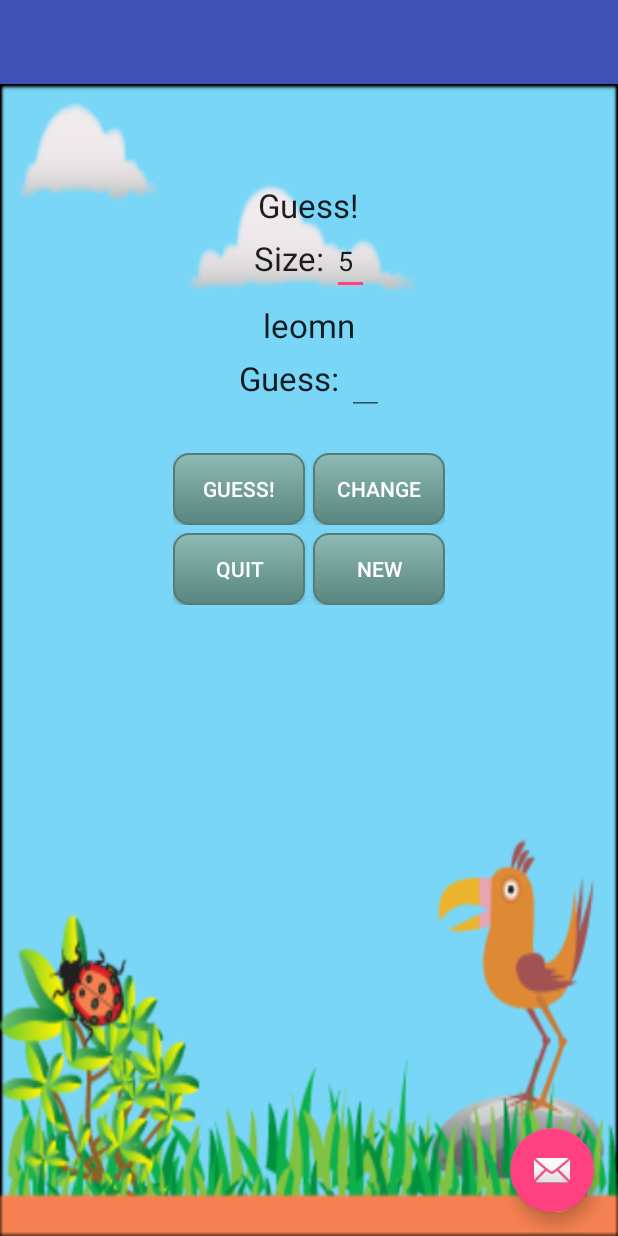
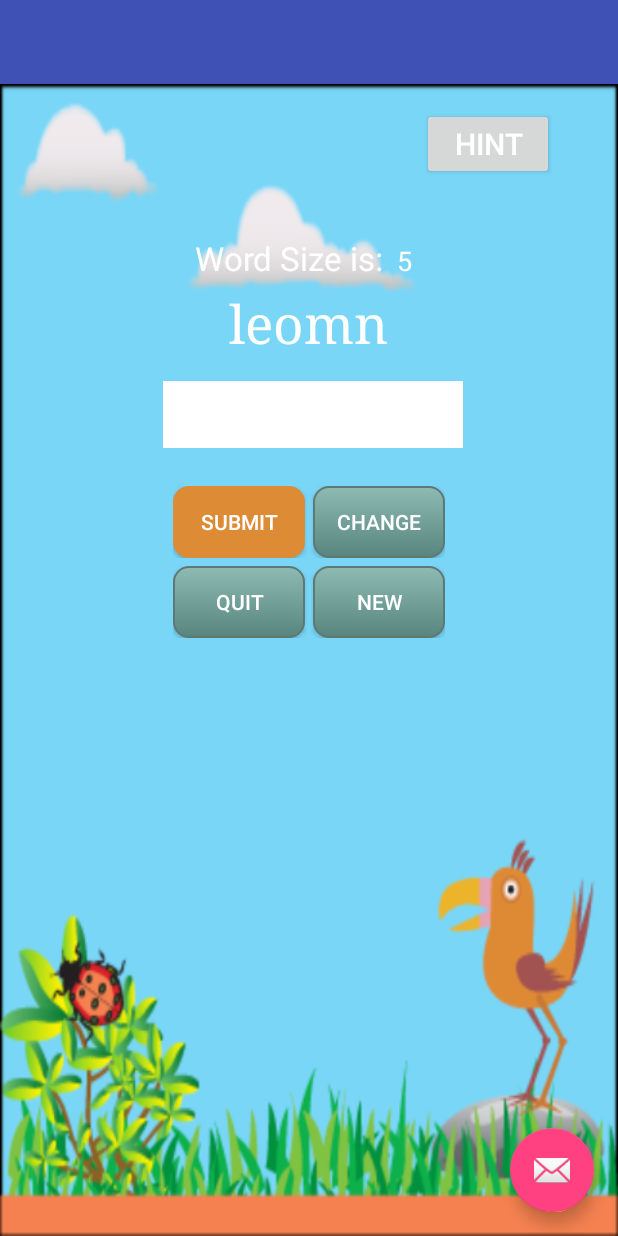
Before and after one commit to rcarswel/WordJumble, an Android app: the WordJumbleGameActivity screen opened directly, with no data from a screen before it, on a phone screen of 412 x 824 dp. Run offline under Robolectric (Android 15) with nearby library versions, the phone set to English and light mode, and no system bars.

Commit message:
adding changes to the UI design to reflect the original Mockup

```diff
--- a/app/src/main/java/edu/westga/cs6242/wordjumble/WordJumbleGameActivity.java
+++ b/app/src/main/java/edu/westga/cs6242/wordjumble/WordJumbleGameActivity.java
@@ -26,7 +26,7 @@ public class WordJumbleGameActivity extends AppCompatActivity {
 
         //Activates Display
         wordJumble = new WordJumble();
-        tvStatus = (TextView) findViewById(R.id.tvStatus);
+        //tvStatus = (TextView) findViewById(R.id.tvStatus);
         etSize = (EditText) findViewById(R.id.etSize);
         tvJumbled = (TextView) findViewById(R.id.tvJumbled);
         etGuess = (EditText) findViewById(R.id.etGuess);
@@ -120,7 +120,7 @@ public class WordJumbleGameActivity extends AppCompatActivity {
      * Loads content of view
      */
     private void newContent() {
-        tvStatus.setText(R.string.guess);
+        //tvStatus.setText(R.string.guess);
         etSize.setText(String.valueOf(wordJumble.getWordLength()));
         tvJumbled.setText(wordJumble.scramble());
         etGuess.setText("");
--- a/app/src/main/res/layout/content_word_jumble_game.xml
+++ b/app/src/main/res/layout/content_word_jumble_game.xml
@@ -13,21 +13,10 @@
     tools:context="edu.westga.cs6242.wordjumble.WordJumbleGameActivity"
     tools:showIn="@layout/activity_word_jumble_game">
 
-    <TextView
-        android:id="@+id/tvStatus"
-        android:layout_width="wrap_content"
-        android:layout_height="wrap_content"
-        android:layout_alignParentTop="true"
-        android:layout_centerHorizontal="true"
-        android:layout_marginTop="50dp"
-        android:text="@string/status"
-        android:textAppearance="?android:attr/textAppearanceLarge" />
-
     <LinearLayout
         android:id="@+id/llhSize"
         android:layout_width="wrap_content"
         android:layout_height="wrap_content"
-        android:layout_below="@id/tvStatus"
         android:layout_centerHorizontal="true"
         android:orientation="horizontal"
         android:weightSum="1">
@@ -37,7 +26,9 @@
             android:layout_width="wrap_content"
             android:layout_height="wrap_content"
             android:text="@string/size"
-            android:textAppearance="?android:attr/textAppearanceLarge" />
+            android:paddingTop="85dp"
+            android:textAppearance="?android:attr/textAppearanceLarge"
+            android:textColor="#ffffff" />
 
         <EditText
             android:id="@+id/etSize"
@@ -45,8 +36,9 @@
             android:layout_height="wrap_content"
             android:layout_marginLeft="5dp"
             android:layout_marginStart="5dp"
-            android:layout_weight="5"
-            android:inputType="number" />
+            android:layout_weight="5.59"
+            android:inputType="number"
+            android:textColor="#ffffff" />
     </LinearLayout>
 
     <TextView
@@ -54,10 +46,14 @@
         android:layout_width="wrap_content"
         android:layout_height="wrap_content"
         android:layout_below="@id/llhSize"
+        android:paddingBottom="15dp"
         android:layout_centerHorizontal="true"
         android:layout_marginTop="5dp"
         android:text="@string/jumbled"
-        android:textAppearance="?android:attr/textAppearanceLarge" />
+        android:textAppearance="?android:attr/textAppearanceLarge"
+        android:textSize="35dp"
+        android:textColor="#fefefe"
+        android:typeface="serif" />
 
     <LinearLayout
         android:id="@+id/llhGuess"
@@ -68,21 +64,21 @@
         android:orientation="horizontal"
         android:weightSum="1">
 
-        <TextView
-            android:id="@+id/tvGuess"
-            android:layout_width="wrap_content"
-            android:layout_height="wrap_content"
-            android:text="@string/guesstv"
-            android:textAppearance="?android:attr/textAppearanceLarge" />
 
         <EditText
             android:id="@+id/etGuess"
-            android:layout_width="0dp"
+            android:layout_width="200dp"
             android:layout_height="wrap_content"
             android:layout_marginLeft="5dp"
             android:layout_marginStart="5dp"
-            android:layout_weight="5"
-            android:inputType="text" />
+            android:layout_weight="2.10"
+            android:paddingTop="10dp"
+            android:textSize="25dp"
+            android:textColor="#d17d06"
+            android:inputType="text"
+            android:singleLine="false"
+            android:lines="2"
+            android:background="#ffffff" />
     </LinearLayout>
 
     <LinearLayout
@@ -109,7 +105,9 @@
                 android:background="@drawable/softbtn"
                 android:onClick="click_Guess"
                 android:text="@string/guess"
-                android:textColor="#ffffff" />
+
+                android:textColor="#ffffff"
+                android:backgroundTint="#de8b36" />
 
             <Button
                 android:id="@+id/btnChange"
@@ -154,4 +152,15 @@
 
         </LinearLayout>
     </LinearLayout>
+
+    <Button
+        android:layout_width="wrap_content"
+        android:layout_height="wrap_content"
+        android:text="@string/Hint"
+        android:id="@+id/btnHint"
+        android:layout_alignTop="@+id/llhSize"
+        android:layout_toRightOf="@+id/llhSize"
+        android:layout_toEndOf="@+id/llhSize"
+        android:textColor="#ffffff"
+        android:textSize="20dp" />
 </RelativeLayout>
--- a/app/src/main/res/values/strings.xml
+++ b/app/src/main/res/values/strings.xml
@@ -5,11 +5,12 @@
     <string name="start">Start Game</string>
     <string name="status">Guess/Play Again</string>
     <string name="jumbled">Jumbled Word</string>
-    <string name="size">Size:</string>
-    <string name="guess">Guess!</string>
+    <string name="size">Word Size is:</string>
+    <string name="guess">Submit</string>
     <string name="change">Change</string>
     <string name="quit">Quit</string>
     <string name="new_word">New</string>
     <string name="guesstv">Guess:</string>
     <string name="play_again">Play Again?</string>
+    <string name="Hint">Hint</string>
 </resources>
```
Also changed, not shown: 1 other file.
